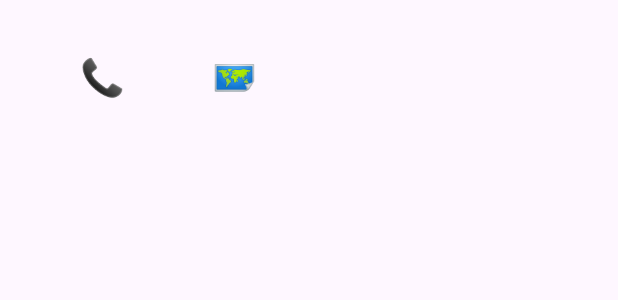
After one commit to Y00NSJ/KAILink, an Android app: the layout dialog_contact.xml on its own in the app's theme, with its tools: preview values and no code run, on a phone screen of 412 x 824 dp. The commit adds this screen. Shown: the top 300 px of the screen. Run offline under Robolectric (Android 15) with nearby library versions, the light colour scheme and no system bars.

Commit message:
Feat : dialog
contact dialog 추가, 전화 버튼을 통해 전화 앱으로 이동 가능.

```diff
--- /dev/null
+++ b/app/src/main/res/layout/dialog_contact.xml
@@ -0,0 +1,30 @@
+<?xml version="1.0" encoding="utf-8"?>
+<LinearLayout
+    xmlns:android="http://schemas.android.com/apk/res/android"
+    android:layout_width="match_parent"
+    android:layout_height="wrap_content"
+    android:orientation="horizontal"
+    android:padding="24dp">
+
+    <Button
+        android:id="@+id/callButton"
+        android:layout_width="wrap_content"
+        android:layout_height="wrap_content"
+        android:contentDescription="Call Contact"
+
+        android:background="?attr/selectableItemBackground"
+        android:text="📞"
+        android:textSize="24sp"
+        />
+    <Button
+        android:id="@+id/placeButton"
+        android:layout_width="wrap_content"
+        android:layout_height="wrap_content"
+        android:contentDescription="Map_Place"
+
+        android:background="?attr/selectableItemBackground"
+        android:text="🗺️"
+        android:textSize="24sp"
+        />
+
+</LinearLayout>
```
Also changed, not shown: app/src/main/java/com/example/kailink/adapter/ContactAdapter.kt (+31 -6 lines), app/src/main/java/com/example/kailink/ui/contacts/ContackDialogFragment.kt (added, +55 -0 lines), app/src/main/java/com/example/kailink/ui/contacts/ContactsFragment.kt (+17 -1 lines), app/src/main/res/layout/item_contact.xml (+5 -2 lines).
